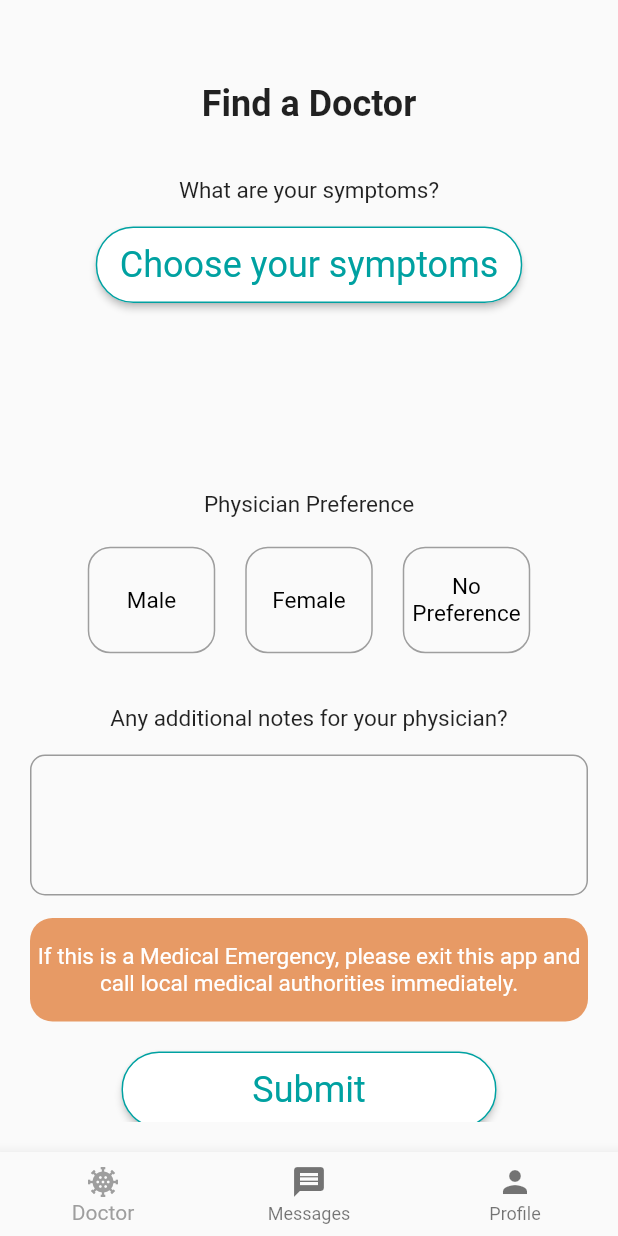
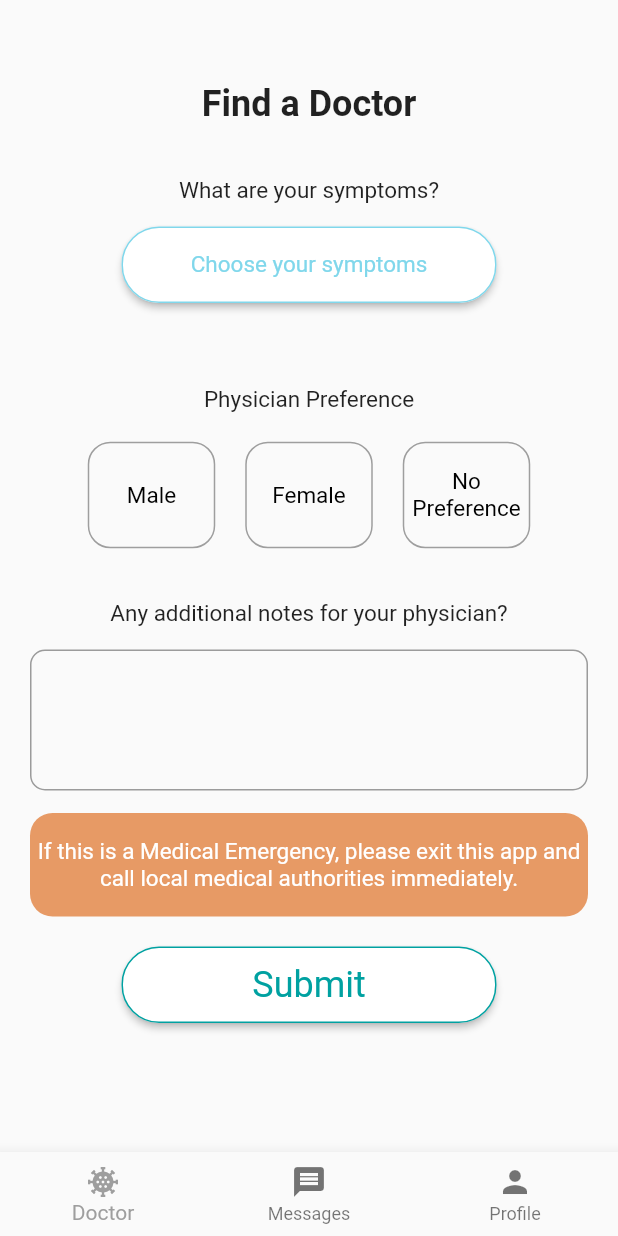
Before and after one commit to UT-Projects/solace-ui, a Flutter app: the screen it shows after launch, after a tap on "Test - Nav Bar", on a phone screen of 412 x 824 dp. Run offline on Flutter 3.47's test engine with Material 2 defaults, Android fonts, the phone set to English and light mode, and no system bars; our stand-ins replace flutter_redux, google_fonts, redux; missing offline and left inert: redux_saga; Roboto replaces fonts that are missing (SFCompact, SFPro).

Commit message:
added symptom list buttons in find doctor screen and now update symptom button selected state when the page is opened

```diff
--- a/solace_ui/lib/custom_button.dart
+++ b/solace_ui/lib/custom_button.dart
@@ -1,13 +1,20 @@
 import 'package:flutter/material.dart';
-import 'package:google_fonts/google_fonts.dart';
 
 class CustomButton extends StatelessWidget {
   final String text;
   final Function onPressed;
   final Color primColor;
   final Size size;
-  CustomButton({Key? key, required this.text, required this.onPressed,
-  this.primColor = const Color(0xFF00A1A1), this.size = const Size(250, 51)})
+  final double fontSize;
+  final String fontFamily;
+  CustomButton(
+      {Key? key,
+      required this.text,
+      required this.onPressed,
+      this.primColor = const Color(0xFF00A1A1),
+      this.size = const Size(250, 51),
+      this.fontSize = 24,
+      this.fontFamily = "SFPro"})
       : super(key: key);
 
   Color getTextColor(Set<MaterialState> states) {
@@ -19,7 +26,7 @@ class CustomButton extends StatelessWidget {
 
     return states.any(interactiveStates.contains)
         ? Colors.white
-        : Color(0xFF00A1A1);
+        : primColor;
   }
 
   Color getButtonColor(Set<MaterialState> states) {
@@ -29,9 +36,7 @@ class CustomButton extends StatelessWidget {
       MaterialState.focused,
     };
 
-    return states.any(interactiveStates.contains)
-        ? primColor
-        : Colors.white;
+    return states.any(interactiveStates.contains) ? primColor : Colors.white;
   }
 
   @override
@@ -39,13 +44,13 @@ class CustomButton extends StatelessWidget {
     return ElevatedButton(
       child: Text(text,
           style: TextStyle(
-            fontSize: 24,
-            fontFamily: "SFPro",
+            fontSize: this.fontSize,
+            fontFamily: this.fontFamily,
           )),
       style: ButtonStyle(
         foregroundColor: MaterialStateProperty.resolveWith(getTextColor),
         backgroundColor: MaterialStateProperty.resolveWith(getButtonColor),
-        minimumSize: MaterialStateProperty.all(size),
+        fixedSize: MaterialStateProperty.all(size),
         elevation: MaterialStateProperty.all(2),
         shape: MaterialStateProperty.all(
           RoundedRectangleBorder(
--- a/solace_ui/lib/find_doctor_screen.dart
+++ b/solace_ui/lib/find_doctor_screen.dart
@@ -1,6 +1,10 @@
 import 'package:flutter/material.dart';
+import 'package:flutter_redux/flutter_redux.dart';
+import 'package:solace_ui/custom_button.dart';
+import 'package:solace_ui/redux/actions/actions.dart';
 import 'package:solace_ui/symptoms_screen.dart';
 import 'opening_screen.dart';
+import 'redux/app_state.dart';
 
 class FindDoctorScreen extends StatefulWidget {
   FindDoctorScreen({Key? key}) : super(key: key);
@@ -31,12 +35,18 @@ class _FindDoctorScreenState extends State<FindDoctorScreen> {
               style: TextStyle(fontSize: 15),
             ),
             SizedBox(height: 15),
-            ElevatedButton(
+            CustomButton(
+              text: "Choose your symptoms",
               onPressed: () => Navigator.push(context,
-                  MaterialPageRoute(builder: (context) => SymptomsScreen())),
-              child: Text("Choose your symptoms"),
+                MaterialPageRoute(builder: (context) => SymptomsScreen())),
+              primColor: Color(0xFF80D7EB),
+              size: Size(244, 36),
+              fontFamily: "SFCompact",
+              fontSize: 15,
             ),
-            SizedBox(height: 125),
+            SizedBox(height: 15),
+            SymptomListButtons(),
+            SizedBox(height: 40),
             Text(
               "Physician Preference",
               style: TextStyle(fontSize: 15),
@@ -80,14 +90,77 @@ class _FindDoctorScreenState extends State<FindDoctorScreen> {
             SizedBox(
               height: 20,
             ),
-            ElevatedButton(
+            CustomButton(
               onPressed: () => {
-                Navigator.push(context,
-                    MaterialPageRoute(builder: (context) => FindDoctorScreen())),
+                Navigator.push(
+                    context,
+                    MaterialPageRoute(
+                        builder: (context) => FindDoctorScreen())),
               },
-              child: Text('Submit'),
+              text: "Submit",
             ),
           ]),
+        ),
+      ),
+    );
+  }
+}
+
+class SymptomListButtons extends StatelessWidget {
+  @override
+  Widget build(BuildContext context) {
+    return StoreConnector<AppState, List<String>>(
+      converter: (store) => store.state.symptoms.symptomList.toList(),
+      builder: (BuildContext context, List<String> symptomList) {
+        return Container(
+          padding: EdgeInsets.fromLTRB(20, 0, 20, 0),
+          child: Wrap(
+            runSpacing: 5,
+            spacing: 5,
+            direction: Axis.horizontal,
+            children: List<Widget>.generate(symptomList.length, (index) =>
+              SymptomButton(symptomList[index])),
+          ),
+        );
+      },
+    );
+  }
+}
+
+class SymptomButton extends StatelessWidget {
+  final String symptom;
+  SymptomButton(this.symptom);
+
+  @override
+  Widget build(BuildContext context) {
+    return FittedBox(
+      child: Container(
+        height: 27,
+        decoration: BoxDecoration(
+          border: Border.all(color: Colors.black),
+          borderRadius: BorderRadius.circular(15),
+        ),
+        child: Container(
+          padding: EdgeInsets.fromLTRB(10, 0, 5, 0),
+          child: Row(
+            children: [
+              Text(
+                symptom,
+                style: TextStyle(fontSize: 14, fontFamily: "SFPro"),
+              ),
+              Container(
+                width: 25,
+                child: TextButton(
+                  onPressed: () => StoreProvider.of<AppState>(context).dispatch(RemoveSymptom(symptom)),
+                  child: Icon(
+                    Icons.cancel_outlined,
+                    color: Color(0xFFE79A65),
+                    size: 20,
+                  )
+                ),
+              ),
+            ],
+          ),
         ),
       ),
     );
--- a/solace_ui/lib/redux/app_state.dart
+++ b/solace_ui/lib/redux/app_state.dart
@@ -48,11 +48,11 @@ class UserInfo {
 }
 
 class Symptoms {
-  final List<String> symptomList;
+  final Set<String> symptomList;
 
   factory Symptoms.initial() {
     return Symptoms(
-      symptomList: [],
+      symptomList: Set(),
     );
   }
 
--- a/solace_ui/lib/signup_screen.dart
+++ b/solace_ui/lib/signup_screen.dart
@@ -249,8 +249,6 @@ class _SelectEthnicityDropdownState extends State<SelectEthnicityDropdown> {
           setState(() {
             _currentEthnicity = newValue!;
           });
-          // StoreProvider.of<AppState>(context)
-          //     .dispatch(UpdateSignupEthnicityAction(newValue!));
           widget.updateEthnicity(newValue);
         },
         items: <String>[
```
Also changed, not shown: solace_ui/lib/redux/reducers/reducers.dart (+8 -8 lines), solace_ui/lib/symptoms_screen.dart (+14 -7 lines).
